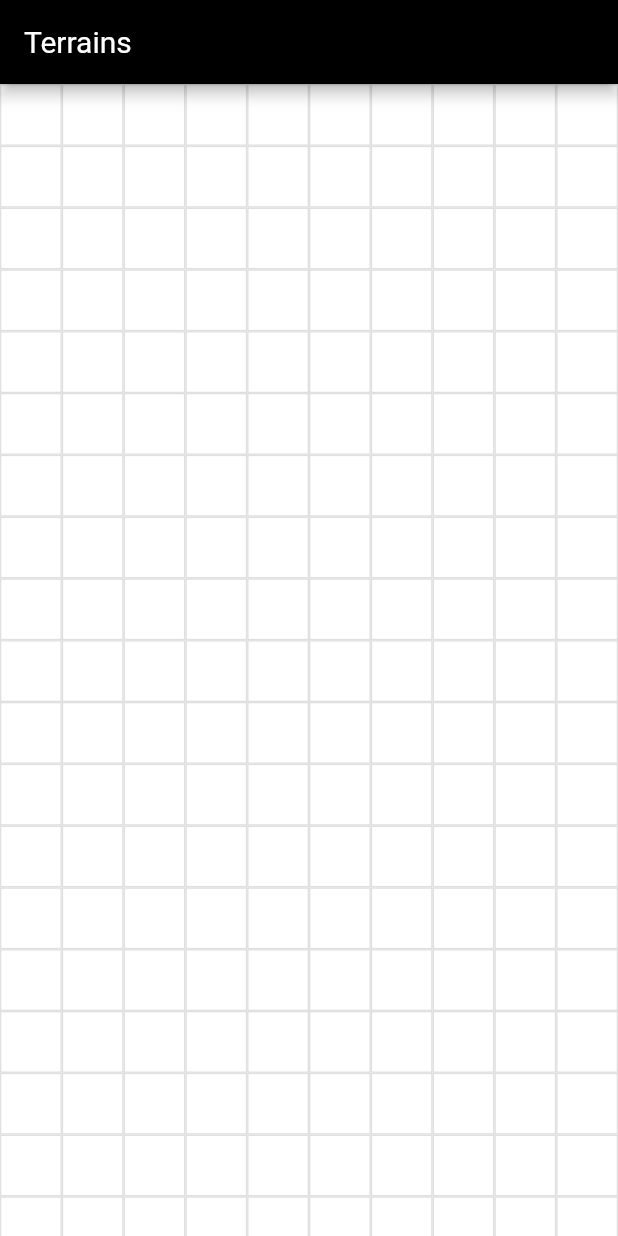
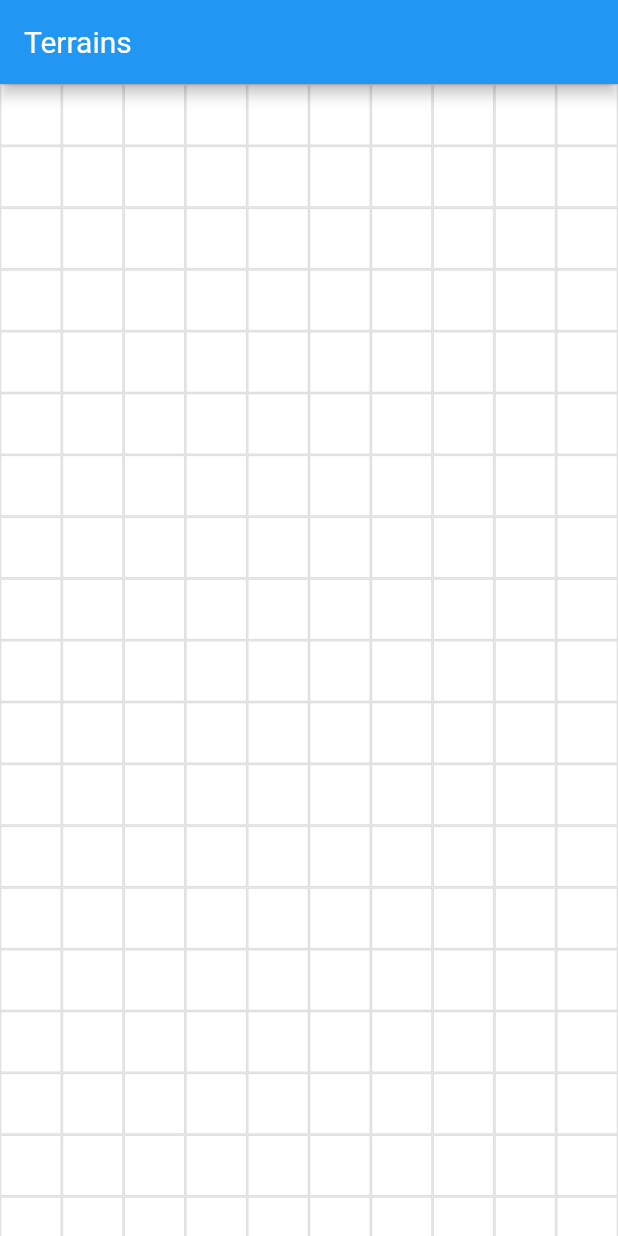
Before and after one commit to guitoof/terrains, a Flutter app: the screen it shows after launch, after a tap on "Start game", on a phone screen of 412 x 824 dp. Run offline on Flutter 3.47's test engine with Material 2 defaults, Android fonts, the phone set to English and light mode, and no system bars; our stand-ins replace firebase_core, firebase_database, flutter_bloc; accounts and stored records are empty.

Commit message:
:construction: (Current Player) Add current player and display their color

```diff
--- a/lib/app.dart
+++ b/lib/app.dart
@@ -1,5 +1,7 @@
 import 'package:flutter/material.dart';
+import 'package:flutter_bloc/flutter_bloc.dart';
 import 'package:terrains/app/bloc/game_cubit.dart';
+import 'package:terrains/domain/entities/terrain.dart';
 import 'package:terrains/game.dart';
 import 'package:firebase_database/firebase_database.dart';
 
@@ -13,29 +15,32 @@ class TerrainsApp extends StatefulWidget {
 }
 
 class _TerrainsAppState extends State<TerrainsApp> {
-  bool _isGameStarted = false;
+  final GameCubit gameCubit = GameCubit();
 
   void _startGame() async {
     setState(() {
-      GameCubit().startGame();
-      _isGameStarted = true;
+      gameCubit.startGame();
     });
   }
 
   // This widget is the root of your application.
   @override
   Widget build(BuildContext context) {
+    return BlocBuilder<GameCubit, GameState>(
+      bloc: gameCubit,
+      builder: (context, state) {
         return MaterialApp(
           title: 'Terrains',
           theme: ThemeData(
-        appBarTheme: const AppBarTheme(
-          color: Colors.black,
-          titleTextStyle: TextStyle(color: Colors.white, fontSize: 20),
+            appBarTheme: AppBarTheme(
+              color: state.currentPlayer?.type.color ?? Colors.black,
+              titleTextStyle:
+                  const TextStyle(color: Colors.white, fontSize: 20),
             ),
           ),
           home: Scaffold(
             appBar: AppBar(title: const Text('Terrains')),
-        body: _isGameStarted
+            body: state.status == GameStatus.started
                 ? const TerrainGame()
                 : Center(
                     child: ElevatedButton(
@@ -45,5 +50,7 @@ class _TerrainsAppState extends State<TerrainsApp> {
                   ),
           ),
         );
+      },
+    );
   }
 }
--- a/lib/app/bloc/game_cubit.dart
+++ b/lib/app/bloc/game_cubit.dart
@@ -5,12 +5,24 @@ import 'package:terrains/data/repositories/game_repository.dart';
 import 'package:terrains/domain/entities/player.dart';
 import 'package:terrains/domain/entities/rules.dart';
 
-enum GameState { notStarted, started }
+enum GameStatus { notStarted, started }
+
+class GameState {
+  final GameStatus status;
+
+  final TerrainPlayer? localPlayer;
+  final TerrainPlayer? currentPlayer;
+
+  GameState(
+      {this.status = GameStatus.notStarted,
+      this.localPlayer,
+      this.currentPlayer});
+}
 
 class GameCubit extends Cubit<GameState> {
   final GameRepository _gameRepository = GameRepository();
 
-  GameCubit() : super(GameState.notStarted);
+  GameCubit() : super(GameState());
 
   static TerrainPlayer? _pickRandomPlayer(
       {List<TerrainPlayer> exclude = const []}) {
@@ -22,11 +34,30 @@ class GameCubit extends Cubit<GameState> {
         .elementAt(randomIndex);
   }
 
+  Future<TerrainPlayer> _getCurrentPlayer(
+      {required List<TerrainPlayer> registeredPlayers}) async {
+    final currentPlayer = await _gameRepository.getCurrentPlayer() ??
+        registeredPlayers[Random().nextInt(registeredPlayers.length)];
+    _gameRepository.setCurrentPlayer(currentPlayer);
+    return currentPlayer;
+  }
+
   Future<void> startGame() async {
+    await _gameRepository.createGame();
+
     final registeredPlayers = await _gameRepository.getRegisteredPlayers();
-    final player = GameCubit._pickRandomPlayer(exclude: registeredPlayers);
-    if (player != null) {
-      return _gameRepository.addPlayer(player);
+    final newPlayer = GameCubit._pickRandomPlayer(exclude: registeredPlayers);
+    if (newPlayer != null) {
+      await _gameRepository.addPlayer(newPlayer);
     }
+    final currentPlayer = await _getCurrentPlayer(registeredPlayers: [
+      ...registeredPlayers,
+      if (newPlayer != null) newPlayer
+    ]);
+    emit(GameState(
+      status: GameStatus.started,
+      currentPlayer: currentPlayer,
+      localPlayer: newPlayer,
+    ));
   }
 }
--- a/lib/app/bloc/terrain_cubit.dart
+++ b/lib/app/bloc/terrain_cubit.dart
@@ -13,14 +13,14 @@ class TerrainCubit extends Cubit<List<List<Terrain?>>> {
 
   TerrainCubit(this.width, this.height)
       : super(_getInitialState(width, height)) {
-    _gameRepository.listenToGame(_onGameUpdate);
+    _gameRepository.listenToTerrains(_onTerrainsUpdate);
   }
 
   static List<List<Terrain?>> _getInitialState(int width, int height) =>
       List.generate(height, (_) => List.generate(width, (_) => null));
 
-  void _onGameUpdate(data) {
-    final terrainsData = Map<String, dynamic>.from(data['terrains']);
+  void _onTerrainsUpdate(data) {
+    final terrainsData = Map<String, dynamic>.from(data);
     final newState = _getInitialState(width, height);
     terrainsData.forEach((key, value) {
       newState[value['location']['y']][value['location']['x']] =
--- a/lib/data/repositories/game_repository.dart
+++ b/lib/data/repositories/game_repository.dart
@@ -1,13 +1,14 @@
+import 'dart:convert';
+
 import 'package:firebase_database/firebase_database.dart';
 import 'package:terrains/database.dart';
 import 'package:terrains/domain/entities/player.dart';
 import 'package:terrains/domain/entities/terrain.dart';
-import 'package:terrains/domain/entities/terrains_game.dart';
 
 class GameRepository {
-  void startGame(TerrainsGame game) async {
-    DatabaseReference ref = getDatabaseFromApp().ref();
-    await ref.set({...game.toMap()});
+  Future<void> createGame() async {
+    DatabaseReference ref = getDatabaseFromApp().ref('terrains');
+    return ref.set([]);
   }
 
   Future<List<TerrainPlayer>> getRegisteredPlayers() async {
@@ -25,7 +26,7 @@ class GameRepository {
     return [];
   }
 
-  void addPlayer(TerrainPlayer player) async {
+  Future<void> addPlayer(TerrainPlayer player) async {
     DatabaseReference ref = getDatabaseFromApp().ref('players');
     final snapshot = await ref.get();
     if (snapshot.exists) {
@@ -36,13 +37,30 @@ class GameRepository {
     }
   }
 
-  void addTerrain(Terrain terrain) async {
-    DatabaseReference ref = getDatabaseFromApp().ref();
-    await ref.update({'terrains/${terrain.key}': terrain.toJson()});
+  Future<TerrainPlayer?> getCurrentPlayer() async {
+    DatabaseReference ref = getDatabaseFromApp().ref('currentPlayer');
+    final snapshot = await ref.get();
+    if (!snapshot.exists) return null;
+
+    final Map<String, dynamic> playerData =
+        json.decode(json.encode(snapshot.value));
+    return TerrainPlayer.fromTerrainType(
+      TerrainType.values.firstWhere((t) => playerData['type'] == t.toString()),
+    );
   }
 
-  void listenToGame(void Function(dynamic data) onGameUpdated) {
-    DatabaseReference ref = getDatabaseFromApp().ref();
+  void setCurrentPlayer(TerrainPlayer player) async {
+    DatabaseReference ref = getDatabaseFromApp().ref('currentPlayer');
+    await ref.set(player.toJson());
+  }
+
+  void addTerrain(Terrain terrain) async {
+    DatabaseReference ref = getDatabaseFromApp().ref('terrains');
+    await ref.update({terrain.key: terrain.toJson()});
+  }
+
+  void listenToTerrains(void Function(dynamic data) onGameUpdated) {
+    DatabaseReference ref = getDatabaseFromApp().ref('terrains');
     ref.onValue.listen((DatabaseEvent event) {
       if (event.snapshot.exists) {
         onGameUpdated.call(event.snapshot.value);
```
Lines whose indentation alone changed are shown as unchanged.
